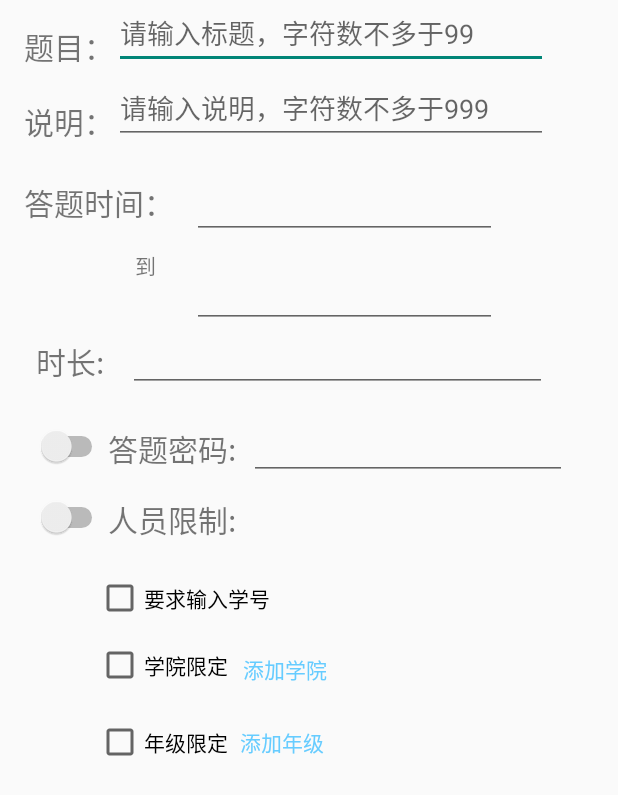
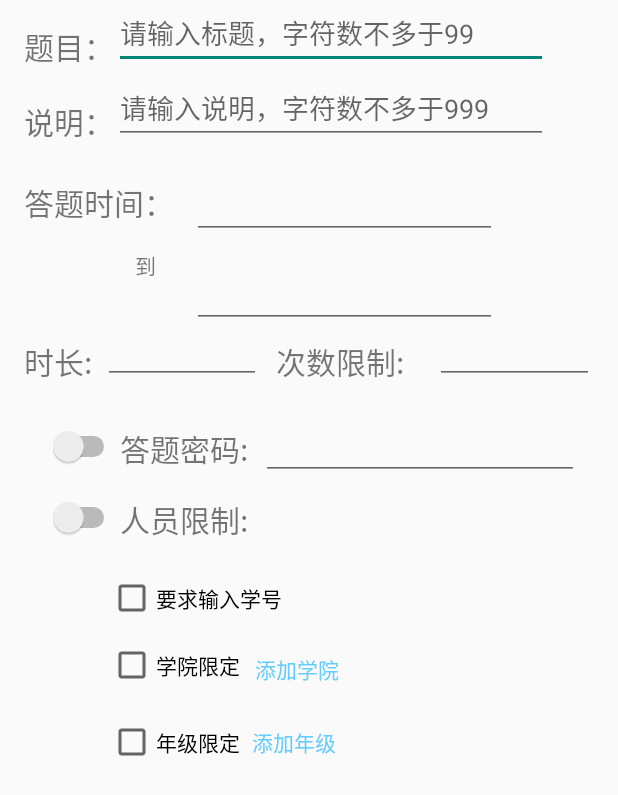
Before and after one commit to twt-Theory/Theory, an Android app: the layout fragment_setting.xml on its own in the app's theme, with its tools: preview values and no code run, on a phone screen of 412 x 824 dp. Shown: the top 795 px of the screen. Run offline under Robolectric (Android 15) with nearby library versions, the phone set to English and light mode, and no system bars.

Commit message:
settingsFragment

```diff
--- a/app/src/main/res/layout/fragment_setting.xml
+++ b/app/src/main/res/layout/fragment_setting.xml
@@ -1,9 +1,9 @@
 <?xml version="1.0" encoding="utf-8"?>
 <androidx.constraintlayout.widget.ConstraintLayout xmlns:android="http://schemas.android.com/apk/res/android"
+    xmlns:app="http://schemas.android.com/apk/res-auto"
     xmlns:tools="http://schemas.android.com/tools"
     android:layout_width="match_parent"
     android:layout_height="match_parent"
-    xmlns:app="http://schemas.android.com/apk/res-auto"
     tools:context=".mainPage.SettingFragment">
 
     <TextView
@@ -101,29 +101,53 @@
         app:layout_constraintStart_toEndOf="@+id/time"
         app:layout_constraintTop_toBottomOf="@+id/start" />
 
-    <TextView
-        android:id="@+id/textView2"
-        android:layout_width="53dp"
+    <LinearLayout
+        android:id="@+id/linear1"
+        android:layout_width="match_parent"
         android:layout_height="30dp"
-        android:layout_marginStart="8dp"
+        android:layout_marginStart="16dp"
         android:layout_marginLeft="8dp"
         android:layout_marginTop="76dp"
+        android:layout_marginEnd="16dp"
         android:gravity="left"
-        android:text="时长:"
-        android:textSize="20sp"
         app:layout_constraintStart_toStartOf="@+id/time"
-        app:layout_constraintTop_toBottomOf="@+id/time" />
+        app:layout_constraintTop_toBottomOf="@+id/time">
 
-    <EditText
-        android:id="@+id/time_length"
-        android:layout_width="279dp"
-        android:layout_height="35dp"
-        android:layout_marginStart="8dp"
-        android:layout_marginLeft="8dp"
-        android:ems="10"
-        android:inputType="time"
-        app:layout_constraintStart_toEndOf="@+id/textView2"
-        app:layout_constraintTop_toTopOf="@+id/textView2" />
+        <TextView
+            android:id="@+id/textView2"
+            android:layout_width="0dp"
+            android:layout_height="match_parent"
+            android:layout_weight="1"
+            android:text="时长:"
+            android:textSize="20sp" />
+
+        <EditText
+            android:id="@+id/time_length"
+            android:layout_width="0dp"
+            android:layout_height="match_parent"
+            android:layout_weight="2"
+            android:ems="10"
+            android:inputType="time" />
+
+        <TextView
+            android:id="@+id/timesLimit"
+            android:layout_width="0dp"
+            android:layout_height="match_parent"
+            android:layout_marginStart="10dp"
+            android:layout_marginLeft="10dp"
+            android:layout_weight="2"
+            android:text="次数限制:"
+            android:textSize="20sp" />
+
+        <EditText
+            android:id="@+id/timeLimitEt"
+            android:layout_width="0dp"
+            android:layout_height="match_parent"
+            android:layout_weight="2"
+            android:ems="10"
+            android:inputType="time" />
+    </LinearLayout>
+
 
     <TextView
         android:id="@+id/textView3"
@@ -148,8 +172,8 @@
         android:layout_width="wrap_content"
         android:layout_height="wrap_content"
         android:layout_marginTop="28dp"
-        app:layout_constraintStart_toStartOf="@+id/textView2"
-        app:layout_constraintTop_toBottomOf="@+id/textView2" />
+        app:layout_constraintStart_toStartOf="@+id/linear1"
+        app:layout_constraintTop_toBottomOf="@+id/linear1" />
 
     <Switch
         android:id="@+id/switch2"
@@ -189,7 +213,6 @@
 
     <TextView
         android:id="@+id/textView5"
-        style="@style/Base.CardView"
         android:layout_width="73dp"
         android:layout_height="31dp"
         android:layout_marginTop="16dp"
```
Also changed, not shown: app/src/main/java/com/example/twttheory/exam/ExamHandler.kt (+17 -14 lines), app/src/main/java/com/example/twttheory/mainPage/SettingFragment.kt (+75 -27 lines), app/src/main/java/com/example/twttheory/manage/ManageActivity.kt (+22 -6 lines).
